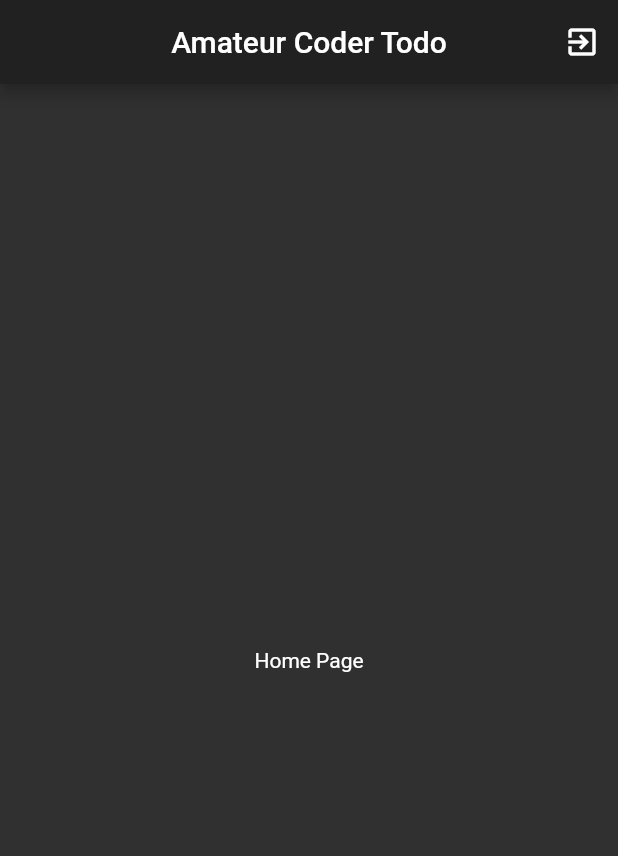
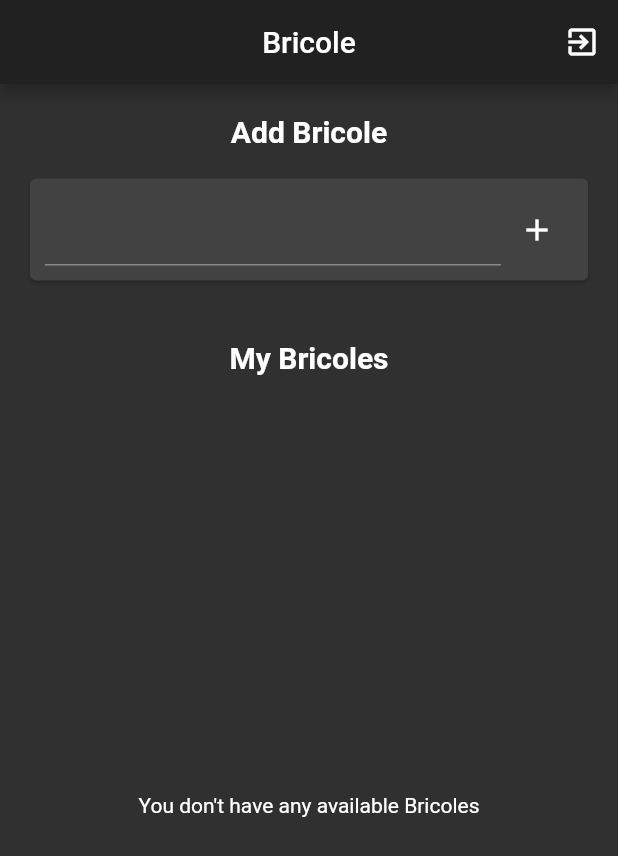
Before and after one commit to 7hamza/transporter, a Flutter app: the screen it shows once a user with an empty profile is signed in, on a phone screen of 412 x 824 dp. Shown: the top 856 px of the screen. Run offline on Flutter 3.47's test engine with Material 2 defaults, Android fonts, the phone set to English and light mode, and no system bars; our stand-ins replace cloud_firestore, firebase_auth, firebase_core; accounts and stored records are empty.

Commit message:
Added Bricole DB using Firestore

```diff
--- /dev/null
+++ b/lib/models/bricole.dart
@@ -0,0 +1,19 @@
+import 'package:cloud_firestore/cloud_firestore.dart';
+
+class BricoleModel {
+  String bricoleId;
+  String description;
+  bool available;
+
+  BricoleModel({
+    this.bricoleId,
+    this.description,
+    this.available,
+    });
+
+  BricoleModel.fromDocumentSnapshot({DocumentSnapshot documentSnapshot}) {
+    bricoleId = documentSnapshot.id;
+    description = documentSnapshot.data()['description'] as String;
+    available = documentSnapshot.data()['available'] as bool;
+  }
+}
--- a/lib/screens/home.dart
+++ b/lib/screens/home.dart
@@ -1,10 +1,10 @@
 import 'package:cloud_firestore/cloud_firestore.dart';
 import 'package:firebase_auth/firebase_auth.dart';
 import 'package:flutter/material.dart';
-//import 'package:transporter/models/todo.dart';
+import 'package:transporter/models/bricole.dart';
 import 'package:transporter/services/auth.dart';
-//import 'package:transporter/services/database.dart';
-//import 'package:transporter/widgets/todo_card.dart';
+import 'package:transporter/services/database.dart';
+import 'package:transporter/widgets/bricole_card.dart';
 
 class Home extends StatefulWidget {
   final FirebaseAuth auth;
@@ -17,13 +17,13 @@ class Home extends StatefulWidget {
 }
 
 class _HomeState extends State<Home> {
-  final TextEditingController _todoController = TextEditingController();
+  final TextEditingController _bricoleController = TextEditingController();
 
   @override
   Widget build(BuildContext context) {
     return Scaffold(
       appBar: AppBar(
-        title: const Text("Amateur Coder Todo"),
+        title: const Text("Bricole"),
         centerTitle: true,
         actions: [
           IconButton(
@@ -35,8 +35,90 @@ class _HomeState extends State<Home> {
           )
         ],
       ),
-      body: Center(
-        child: Text("Home Page"),
-      ),);
+      body: Column(
+        children: <Widget>[
+          const SizedBox(
+            height: 20,
+          ),
+          const Text(
+            "Add Bricole",
+            style: TextStyle(
+              fontSize: 20,
+              fontWeight: FontWeight.bold,
+            ),
+          ),
+          Card(
+            margin: const EdgeInsets.all(20),
+            child: Padding(
+              padding: const EdgeInsets.all(10.0),
+              child: Row(
+                children: [
+                  Expanded(
+                    child: TextFormField(
+                      key: const ValueKey("addField"),
+                      controller: _bricoleController,
+                    ),
+                  ),
+                  IconButton(
+                    key: const ValueKey("addButton"),
+                    icon: const Icon(Icons.add),
+                    onPressed: () {
+                      if (_bricoleController.text != "") {
+                        setState(() {
+                          Database(firestore: widget.firestore).addBricole(
+                              uid: widget.auth.currentUser.uid,
+                              content: _bricoleController.text);
+                          _bricoleController.clear();
+                        });
+                      }
+                    },
+                  )
+                ],
+              ),
+            ),
+          ),
+          const SizedBox(
+            height: 20,
+          ),
+          const Text(
+            "My Bricoles",
+            style: TextStyle(
+              fontSize: 20,
+              fontWeight: FontWeight.bold,
+            ),
+          ),
+          Expanded(
+            child: StreamBuilder(
+              stream: Database(firestore: widget.firestore)
+                  .streamBricoles(uid: widget.auth.currentUser.uid),
+              builder: (BuildContext context,
+                  AsyncSnapshot<List<BricoleModel>> snapshot) {
+                if (snapshot.connectionState == ConnectionState.active) {
+                  if (snapshot.data.isEmpty) {
+                    return const Center(
+                      child: Text("You don't have any available Bricoles"),
+                    );
+                  }
+                  return ListView.builder(
+                    itemCount: snapshot.data.length,
+                    itemBuilder: (_, index) {
+                      return BricoleCard(
+                        firestore: widget.firestore,
+                        uid: widget.auth.currentUser.uid,
+                        bricole: snapshot.data[index],
+                      );
+                    },
+                  );
+                } else {
+                  return const Center(
+                    child: Text("loading..."),
+                  );
+                }
+              },
+            ),
+          ),
+        ],
+      ),
+    );
   }
 }
--- /dev/null
+++ b/lib/services/database.dart
@@ -0,0 +1,53 @@
+import 'package:cloud_firestore/cloud_firestore.dart';
+import 'package:transporter/models/bricole.dart';
+
+class Database {
+  final FirebaseFirestore firestore;
+
+  Database({this.firestore});
+  Stream<List<BricoleModel>> streamBricoles({String uid}) {
+    try {
+      return firestore
+          .collection("bricoles")
+          .doc(uid)
+          .collection("bricoles")
+          .where("available", isEqualTo: false)
+          .snapshots()
+          .map((query) {
+        final List<BricoleModel> retVal = <BricoleModel>[];
+        for (final DocumentSnapshot doc in query.docs) {
+          retVal.add(BricoleModel.fromDocumentSnapshot(documentSnapshot: doc));
+        }
+        return retVal;
+      });
+    } catch (e) {
+      rethrow;
+    }
+  }
+
+  Future<void> addBricole({String uid, String content}) async {
+    try {
+      firestore.collection("bricoles").doc(uid).collection("bricoles").add({
+        "description": content,
+        "available": false,
+      });
+    } catch (e) {
+      rethrow;
+    }
+  }
+
+  Future<void> updateBricole({String uid, String bricoleId}) async {
+    try {
+      firestore
+          .collection("bricoles")
+          .doc(uid)
+          .collection("bricoles")
+          .doc(bricoleId)
+          .update({
+        "available": true,
+      });
+    } catch (e) {
+      rethrow;
+    }
+  }
+}
```
Also changed, not shown: lib/widgets/bricole_card.dart (added, +51 -0 lines).
